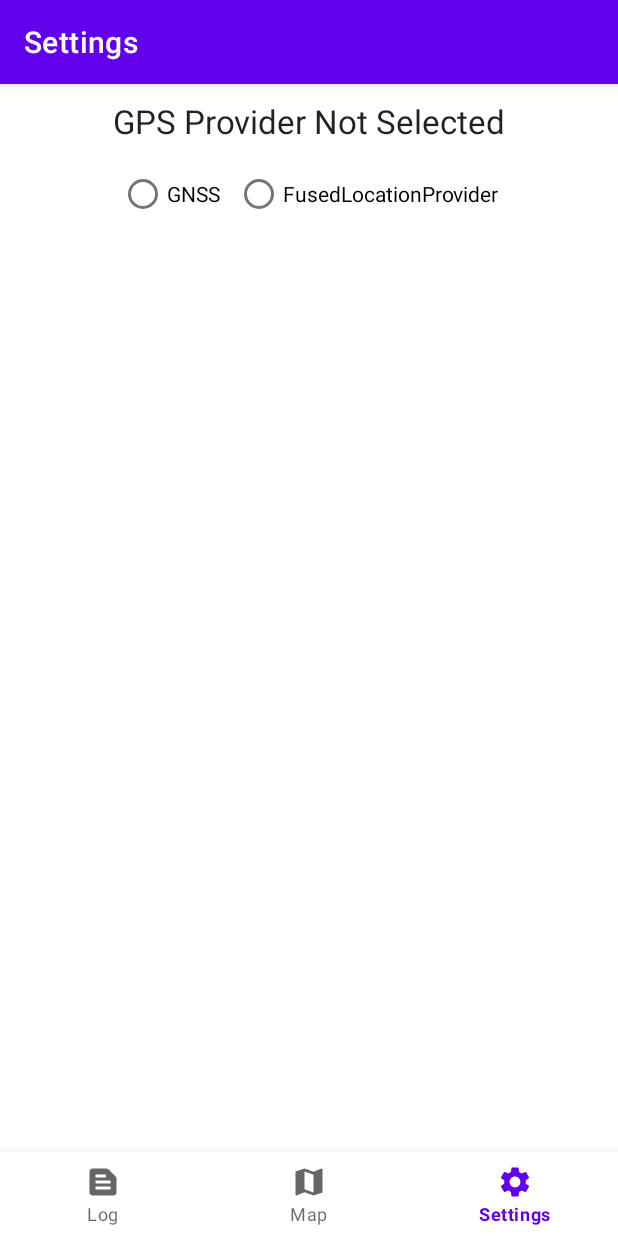
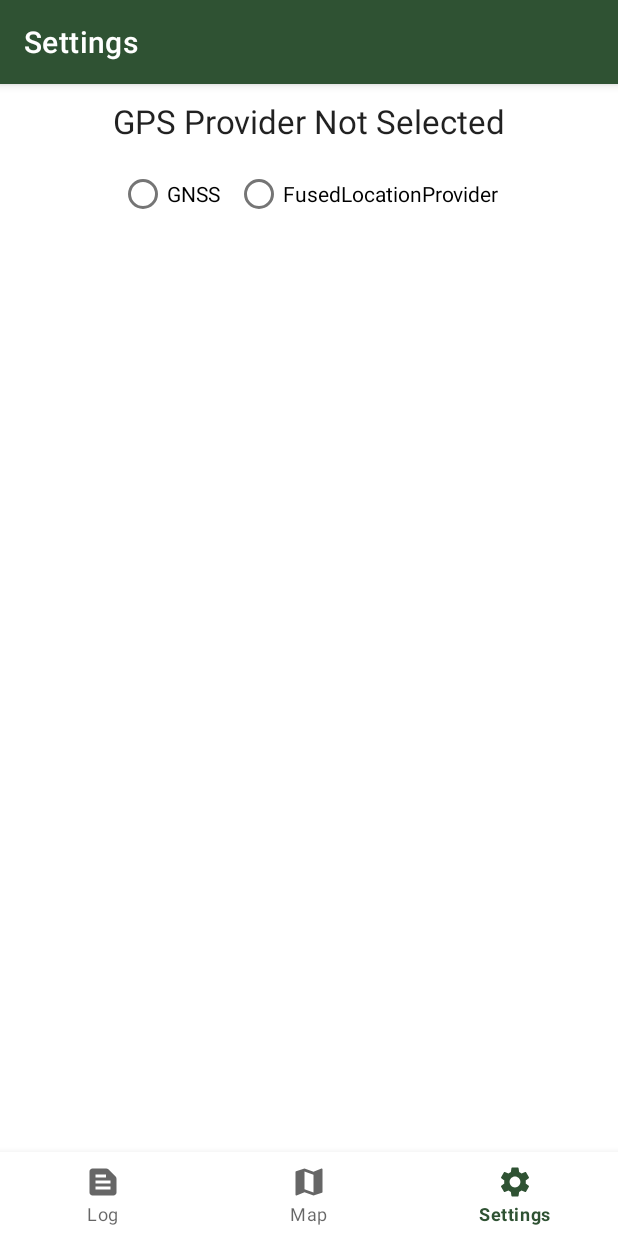
Before and after one commit to hawonp/gnss_dr, an Android app: the screen it shows after launch (MainActivity), on a phone screen of 412 x 824 dp. Run offline under Robolectric (Android 15) with nearby library versions, the phone set to English and light mode, and no system bars; our stand-ins replace navigation-ui; 1 statement that could not run was skipped.

```diff
--- a/app/src/main/java/com/ai2s_lab/gnss_dr/gnss/GnssRetriever.java
+++ b/app/src/main/java/com/ai2s_lab/gnss_dr/gnss/GnssRetriever.java
@@ -190,9 +190,6 @@ public class GnssRetriever {
         my_location_manager.removeUpdates(my_location_listener);
         my_location_manager.unregisterGnssStatusCallback(gnss_status_listener);
         my_location_manager.removeNmeaListener(my_nmealistener);
-//        if (true) {
-//            fusedLocationProviderClient.removeLocationUpdates(locationCallBack);
-//        }
     }
 
     private String getConstellationName(int type_no) {
--- a/app/src/main/res/values/colors.xml
+++ b/app/src/main/res/values/colors.xml
@@ -1,7 +1,7 @@
 <?xml version="1.0" encoding="utf-8"?>
 <resources>
-    <color name="purple_200">#FFBB86FC</color>
-    <color name="purple_500">#FF6200EE</color>
+    <color name="purple_200">#94c973</color>
+    <color name="purple_500">#2f5233</color>
     <color name="purple_700">#FF3700B3</color>
     <color name="teal_200">#FF03DAC5</color>
     <color name="teal_700">#FF018786</color>
```
